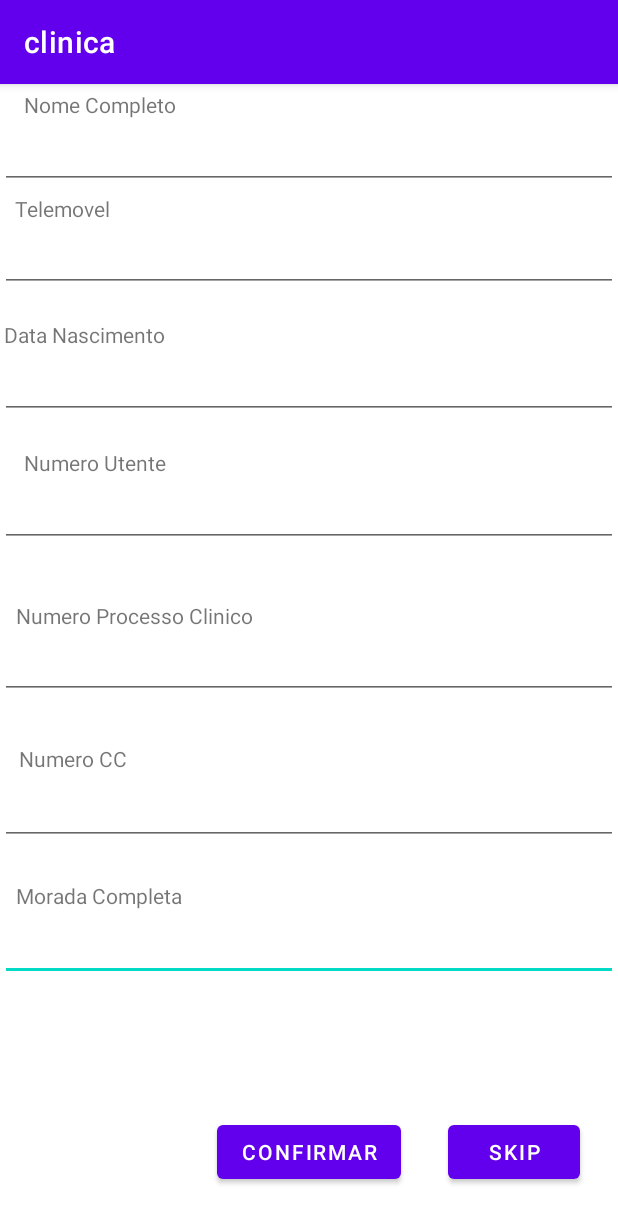
After one commit to briunes/Clinica, an Android app: the CompleteUserData screen opened directly, with no data from a screen before it, on a phone screen of 412 x 824 dp. The commit adds this screen. Shown: the top 1223 px of the screen. Run offline under Robolectric (Android 15) with nearby library versions, the phone set to English and light mode, and no system bars; our stand-ins replace Firebase (no records; nobody signed in at launch, a user with empty details on screens opened directly).

Commit message:
1st Commit

```diff
--- a/app/src/main/AndroidManifest.xml
+++ b/app/src/main/AndroidManifest.xml
@@ -9,10 +9,11 @@
         android:roundIcon="@mipmap/ic_launcher_round"
         android:supportsRtl="true"
         android:theme="@style/Theme.Clinica">
+        <activity android:name=".CompleteUserData"></activity>
         <activity
             android:name=".Contacts"
             android:label="@string/title_activity_contacts"
-            android:theme="@style/Theme.Clinica.NoActionBar"></activity>
+            android:theme="@style/Theme.Clinica.NoActionBar" />
         <activity android:name=".CreateAppointment" />
         <activity
             android:name=".GetAppointments"
--- /dev/null
+++ b/app/src/main/java/com/example/clinica/CompleteUserData.kt
@@ -0,0 +1,74 @@
+package com.example.clinica
+
+import android.content.Intent
+import android.os.Bundle
+import android.widget.Button
+import android.widget.TextView
+import androidx.appcompat.app.AppCompatActivity
+import com.google.firebase.auth.FirebaseAuth
+import com.google.firebase.database.DatabaseReference
+import com.google.firebase.database.FirebaseDatabase
+
+data class User2(
+        var name            : String? = "",
+        var telephone       : String? = "",
+        var birthday        : String? = "",
+        var CCnumber        : String? = "",
+        var numberUtent     : String? = "",
+        var address         : String? = "",
+        var processNumber   : String? = ""
+)
+
+
+
+class CompleteUserData : AppCompatActivity() {
+
+    val auth = FirebaseAuth.getInstance();
+
+    override fun onCreate(savedInstanceState: Bundle?) {
+        super.onCreate(savedInstanceState)
+        setContentView(R.layout.activity_complete_user_data)
+
+        val user = auth.currentUser
+        val btnConfirm = findViewById<Button>(R.id.btnCreate)
+
+
+        if (user != null) {
+
+            val name = findViewById<TextView>(R.id.inputName)
+            val telephone = findViewById<TextView>(R.id.inputPhone)
+            val birthday = findViewById<TextView>(R.id.inputBirthday)
+            val CCnumber = findViewById<TextView>(R.id.inputCCnumber)
+            val numberUtent = findViewById<TextView>(R.id.inputNumberUtent)
+            val address = findViewById<TextView>(R.id.inputAddress)
+            val processNumber = findViewById<TextView>(R.id.inputProcessNumber)
+
+            btnConfirm.setOnClickListener {
+
+                val database: FirebaseDatabase = FirebaseDatabase.getInstance()
+                val myRef: DatabaseReference = database.getReference("Users/${user?.uid}")
+                val DATA = User2(
+                    name.text.toString(),
+                    telephone.text.toString(),
+                    birthday.text.toString(),
+                    CCnumber.text.toString(),
+                    numberUtent.text.toString(),
+                    address.text.toString(),
+                    processNumber.text.toString()
+                )
+                myRef.setValue(DATA)
+                val intent = Intent(this, WelcomePage::class.java)
+                startActivity(intent)
+            }
+        }
+
+
+        val btnSkip = findViewById<Button>(R.id.btnSkip)
+
+
+        btnSkip.setOnClickListener {
+            val intent = Intent(this, WelcomePage::class.java)
+            startActivity(intent)
+        }
+    }
+}
--- /dev/null
+++ b/app/src/main/res/layout/activity_complete_user_data.xml
@@ -0,0 +1,207 @@
+<?xml version="1.0" encoding="utf-8"?>
+<androidx.constraintlayout.widget.ConstraintLayout xmlns:android="http://schemas.android.com/apk/res/android"
+    xmlns:app="http://schemas.android.com/apk/res-auto"
+    xmlns:tools="http://schemas.android.com/tools"
+    android:layout_width="match_parent"
+    android:layout_height="match_parent"
+    tools:context=".CompleteUserData">
+
+    <EditText
+        android:id="@+id/inputAddress"
+        android:layout_width="0dp"
+        android:layout_height="wrap_content"
+        android:ems="10"
+        android:inputType="textPersonName"
+        app:layout_constraintBottom_toBottomOf="parent"
+        app:layout_constraintEnd_toEndOf="parent"
+        app:layout_constraintHorizontal_bias="0.0"
+        app:layout_constraintStart_toStartOf="parent"
+        app:layout_constraintTop_toTopOf="parent"
+        app:layout_constraintVertical_bias="0.765" />
+
+    <TextView
+        android:id="@+id/txtBirthday"
+        android:layout_width="wrap_content"
+        android:layout_height="wrap_content"
+        android:text="Data Nascimento"
+        app:layout_constraintBottom_toBottomOf="parent"
+        app:layout_constraintEnd_toEndOf="parent"
+        app:layout_constraintHorizontal_bias="0.009"
+        app:layout_constraintStart_toStartOf="parent"
+        app:layout_constraintTop_toTopOf="parent"
+        app:layout_constraintVertical_bias="0.21" />
+
+    <EditText
+        android:id="@+id/inputCCnumber"
+        android:layout_width="0dp"
+        android:layout_height="wrap_content"
+        android:ems="10"
+        android:inputType="number"
+        app:layout_constraintBottom_toBottomOf="parent"
+        app:layout_constraintEnd_toEndOf="parent"
+        app:layout_constraintHorizontal_bias="0.0"
+        app:layout_constraintStart_toStartOf="parent"
+        app:layout_constraintTop_toTopOf="parent"
+        app:layout_constraintVertical_bias="0.639" />
+
+    <EditText
+        android:id="@+id/inputBirthday"
+        android:layout_width="0dp"
+        android:layout_height="wrap_content"
+        android:ems="10"
+        android:inputType="date"
+        app:layout_constraintBottom_toBottomOf="parent"
+        app:layout_constraintEnd_toEndOf="parent"
+        app:layout_constraintHorizontal_bias="0.0"
+        app:layout_constraintStart_toStartOf="parent"
+        app:layout_constraintTop_toTopOf="parent"
+        app:layout_constraintVertical_bias="0.246" />
+
+    <TextView
+        android:id="@+id/txtPhone"
+        android:layout_width="wrap_content"
+        android:layout_height="wrap_content"
+        android:text="Telemovel"
+        app:layout_constraintBottom_toBottomOf="parent"
+        app:layout_constraintEnd_toEndOf="parent"
+        app:layout_constraintHorizontal_bias="0.028"
+        app:layout_constraintStart_toStartOf="parent"
+        app:layout_constraintTop_toTopOf="parent"
+        app:layout_constraintVertical_bias="0.098" />
+
+    <TextView
+        android:id="@+id/txtAddress"
+        android:layout_width="wrap_content"
+        android:layout_height="wrap_content"
+        android:text="Morada Completa"
+        app:layout_constraintBottom_toBottomOf="parent"
+        app:layout_constraintEnd_toEndOf="parent"
+        app:layout_constraintHorizontal_bias="0.036"
+        app:layout_constraintStart_toStartOf="parent"
+        app:layout_constraintTop_toTopOf="parent"
+        app:layout_constraintVertical_bias="0.71" />
+
+    <EditText
+        android:id="@+id/inputName"
+        android:layout_width="0dp"
+        android:layout_height="wrap_content"
+        android:ems="10"
+        android:inputType="textPersonName"
+        app:layout_constraintBottom_toBottomOf="parent"
+        app:layout_constraintEnd_toEndOf="parent"
+        app:layout_constraintHorizontal_bias="0.0"
+        app:layout_constraintStart_toStartOf="parent"
+        app:layout_constraintTop_toTopOf="parent"
+        app:layout_constraintVertical_bias="0.034" />
+
+    <TextView
+        android:id="@+id/txtNumberProcess"
+        android:layout_width="wrap_content"
+        android:layout_height="wrap_content"
+        android:text="Numero Processo Clinico"
+        app:layout_constraintBottom_toBottomOf="parent"
+        app:layout_constraintEnd_toEndOf="parent"
+        app:layout_constraintHorizontal_bias="0.043"
+        app:layout_constraintStart_toStartOf="parent"
+        app:layout_constraintTop_toTopOf="parent"
+        app:layout_constraintVertical_bias="0.46" />
+
+    <TextView
+        android:id="@+id/txtName"
+        android:layout_width="wrap_content"
+        android:layout_height="wrap_content"
+        android:text="Nome Completo"
+        app:layout_constraintBottom_toBottomOf="parent"
+        app:layout_constraintEnd_toEndOf="parent"
+        app:layout_constraintHorizontal_bias="0.051"
+        app:layout_constraintStart_toStartOf="parent"
+        app:layout_constraintTop_toTopOf="parent"
+        app:layout_constraintVertical_bias="0.005" />
+
+    <TextView
+        android:id="@+id/txtNumberU"
+        android:layout_width="wrap_content"
+        android:layout_height="wrap_content"
+        android:text="Numero Utente"
+        app:layout_constraintBottom_toBottomOf="parent"
+        app:layout_constraintEnd_toEndOf="parent"
+        app:layout_constraintHorizontal_bias="0.05"
+        app:layout_constraintStart_toStartOf="parent"
+        app:layout_constraintTop_toTopOf="parent"
+        app:layout_constraintVertical_bias="0.324" />
+
+    <EditText
+        android:id="@+id/inputNumberUtent"
+        android:layout_width="0dp"
+        android:layout_height="wrap_content"
+        android:ems="10"
+        android:inputType="number"
+        app:layout_constraintBottom_toBottomOf="parent"
+        app:layout_constraintEnd_toEndOf="parent"
+        app:layout_constraintHorizontal_bias="0.0"
+        app:layout_constraintStart_toStartOf="parent"
+        app:layout_constraintTop_toTopOf="parent"
+        app:layout_constraintVertical_bias="0.364" />
+
+    <TextView
+        android:id="@+id/txtCCnumber"
+        android:layout_width="wrap_content"
+        android:layout_height="wrap_content"
+        android:text="Numero CC"
+        app:layout_constraintBottom_toBottomOf="parent"
+        app:layout_constraintEnd_toEndOf="parent"
+        app:layout_constraintHorizontal_bias="0.038"
+        app:layout_constraintStart_toStartOf="parent"
+        app:layout_constraintTop_toTopOf="parent"
+        app:layout_constraintVertical_bias="0.588" />
+
+    <EditText
+        android:id="@+id/inputPhone"
+        android:layout_width="0dp"
+        android:layout_height="wrap_content"
+        android:ems="10"
+        android:inputType="phone"
+        app:layout_constraintBottom_toBottomOf="parent"
+        app:layout_constraintEnd_toEndOf="parent"
+        app:layout_constraintHorizontal_bias="0.0"
+        app:layout_constraintStart_toStartOf="parent"
+        app:layout_constraintTop_toTopOf="parent"
+        app:layout_constraintVertical_bias="0.129" />
+
+    <EditText
+        android:id="@+id/inputProcessNumber"
+        android:layout_width="0dp"
+        android:layout_height="wrap_content"
+        android:ems="10"
+        android:inputType="number"
+        app:layout_constraintBottom_toBottomOf="parent"
+        app:layout_constraintEnd_toEndOf="parent"
+        app:layout_constraintHorizontal_bias="0.0"
+        app:layout_constraintStart_toStartOf="parent"
+        app:layout_constraintTop_toTopOf="parent"
+        app:layout_constraintVertical_bias="0.505" />
+
+    <Button
+        android:id="@+id/btnCreate"
+        android:layout_width="wrap_content"
+        android:layout_height="wrap_content"
+        android:text="Confirmar"
+        app:layout_constraintBottom_toBottomOf="parent"
+        app:layout_constraintEnd_toEndOf="parent"
+        app:layout_constraintStart_toStartOf="parent"
+        app:layout_constraintTop_toTopOf="parent"
+        app:layout_constraintVertical_bias="0.956" />
+
+    <Button
+        android:id="@+id/btnSkip"
+        android:layout_width="wrap_content"
+        android:layout_height="wrap_content"
+        android:text="Skip"
+        app:layout_constraintBottom_toBottomOf="parent"
+        app:layout_constraintEnd_toEndOf="parent"
+        app:layout_constraintHorizontal_bias="0.921"
+        app:layout_constraintStart_toStartOf="parent"
+        app:layout_constraintTop_toTopOf="parent"
+        app:layout_constraintVertical_bias="0.956" />
+
+</androidx.constraintlayout.widget.ConstraintLayout>
```
Also changed, not shown: app/build.gradle (+13 -13 lines), app/src/main/java/com/example/clinica/Class/Appointment.kt (+31 -6 lines), app/src/main/java/com/example/clinica/Class/Specialty.kt (added, +12 -0 lines), app/src/main/java/com/example/clinica/Contacts.kt (+10 -0 lines), app/src/main/java/com/example/clinica/CreateAppointment.kt (+13 -12 lines), app/src/main/java/com/example/clinica/GetAppointments.kt (+38 -30 lines), app/src/main/java/com/example/clinica/Login.kt (+7 -4 lines), app/src/main/java/com/example/clinica/WelcomePage.kt (+44 -8 lines), app/src/main/res/layout/activity_contacts.xml (+7 -0 lines), app/src/main/res/layout/activity_get_appointments.xml (+9 -24 lines), app/src/main/res/layout/row_appointment.xml (+3 -7 lines).
